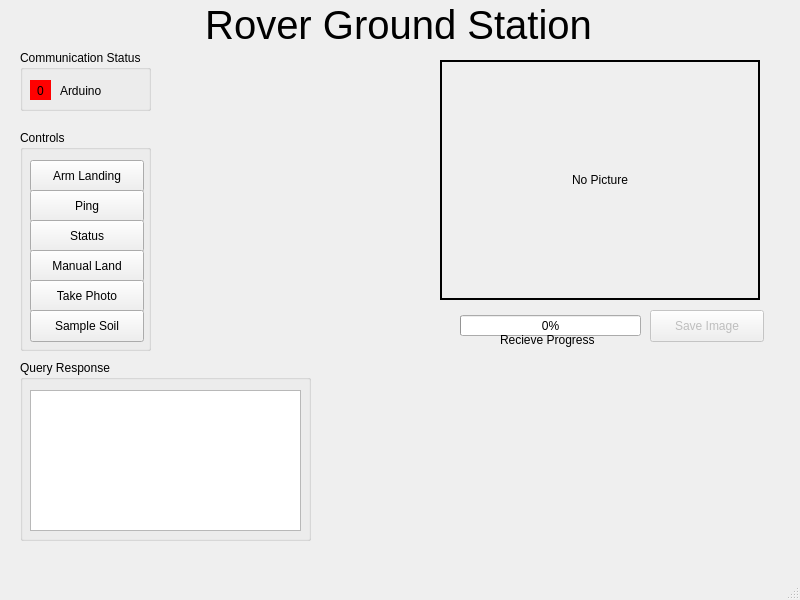
ryodine/BOR-qtgroundstation-mac-19, file mainwindow.ui: the form before one commit.
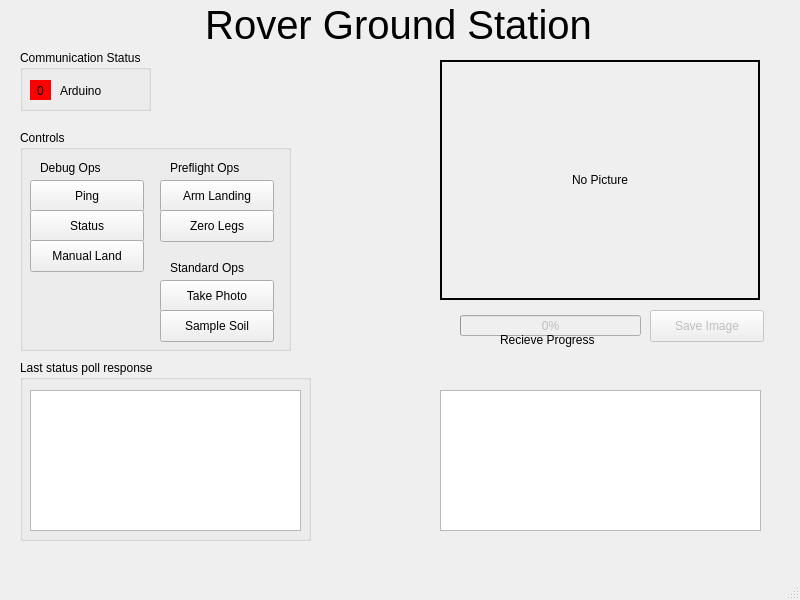
The form after the commit.

```diff
--- a/mainwindow.ui
+++ b/mainwindow.ui
@@ -101,7 +101,7 @@
      <rect>
       <x>20</x>
       <y>130</y>
-      <width>131</width>
+      <width>271</width>
       <height>221</height>
      </rect>
     </property>
@@ -111,8 +111,8 @@
     <widget class="QPushButton" name="arm_btn">
      <property name="geometry">
       <rect>
-       <x>10</x>
-       <y>30</y>
+       <x>140</x>
+       <y>50</y>
        <width>114</width>
        <height>32</height>
       </rect>
@@ -125,7 +125,7 @@
      <property name="geometry">
       <rect>
        <x>10</x>
-       <y>60</y>
+       <y>50</y>
        <width>114</width>
        <height>32</height>
       </rect>
@@ -138,7 +138,7 @@
      <property name="geometry">
       <rect>
        <x>10</x>
-       <y>90</y>
+       <y>80</y>
        <width>114</width>
        <height>32</height>
       </rect>
@@ -151,7 +151,7 @@
      <property name="geometry">
       <rect>
        <x>10</x>
-       <y>120</y>
+       <y>110</y>
        <width>114</width>
        <height>32</height>
       </rect>
@@ -163,7 +163,7 @@
     <widget class="QPushButton" name="photo_btn">
      <property name="geometry">
       <rect>
-       <x>10</x>
+       <x>140</x>
        <y>150</y>
        <width>114</width>
        <height>32</height>
@@ -176,7 +176,7 @@
     <widget class="QPushButton" name="soil_btn">
      <property name="geometry">
       <rect>
-       <x>10</x>
+       <x>140</x>
        <y>180</y>
        <width>114</width>
        <height>32</height>
@@ -186,6 +186,58 @@
       <string>Sample Soil</string>
      </property>
     </widget>
+    <widget class="QLabel" name="label_3">
+     <property name="geometry">
+      <rect>
+       <x>20</x>
+       <y>30</y>
+       <width>101</width>
+       <height>16</height>
+      </rect>
+     </property>
+     <property name="text">
+      <string>Debug Ops</string>
+     </property>
+    </widget>
+    <widget class="QPushButton" name="zero_btn">
+     <property name="geometry">
+      <rect>
+       <x>140</x>
+       <y>80</y>
+       <width>114</width>
+       <height>32</height>
+      </rect>
+     </property>
+     <property name="text">
+      <string>Zero Legs</string>
+     </property>
+    </widget>
+    <widget class="QLabel" name="label_5">
+     <property name="geometry">
+      <rect>
+       <x>150</x>
+       <y>30</y>
+       <width>101</width>
+       <height>16</height>
+      </rect>
+     </property>
+     <property name="text">
+      <string>Preflight Ops</string>
+     </property>
+    </widget>
+    <widget class="QLabel" name="label_6">
+     <property name="geometry">
+      <rect>
+       <x>150</x>
+       <y>130</y>
+       <width>101</width>
+       <height>16</height>
+      </rect>
+     </property>
+     <property name="text">
+      <string>Standard Ops</string>
+     </property>
+    </widget>
    </widget>
    <widget class="QGroupBox" name="groupBox_3">
     <property name="geometry">
@@ -197,7 +249,7 @@
      </rect>
     </property>
     <property name="title">
-     <string>Query Response</string>
+     <string>Last status poll response</string>
     </property>
     <widget class="QPlainTextEdit" name="response_box">
      <property name="geometry">
@@ -230,6 +282,9 @@
     </property>
    </widget>
    <widget class="QProgressBar" name="rx_progress">
+    <property name="enabled">
+     <bool>false</bool>
+    </property>
     <property name="geometry">
      <rect>
       <x>460</x>
@@ -280,6 +335,22 @@
      <set>Qt::AlignCenter</set>
     </property>
    </widget>
+   <widget class="QTableWidget" name="status_table">
+    <property name="enabled">
+     <bool>true</bool>
+    </property>
+    <property name="geometry">
+     <rect>
+      <x>440</x>
+      <y>390</y>
+      <width>321</width>
+      <height>141</height>
+     </rect>
+    </property>
+    <property name="columnCount">
+     <number>0</number>
+    </property>
+   </widget>
   </widget>
   <widget class="QStatusBar" name="statusbar"/>
   <widget class="QMenuBar" name="menubar">
```
